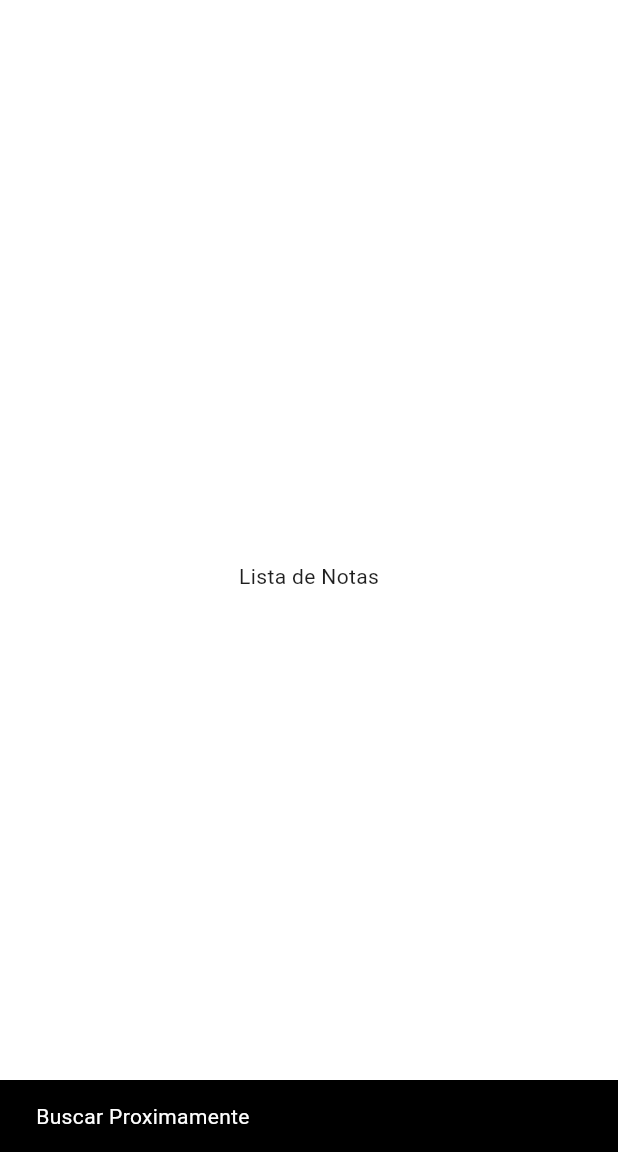
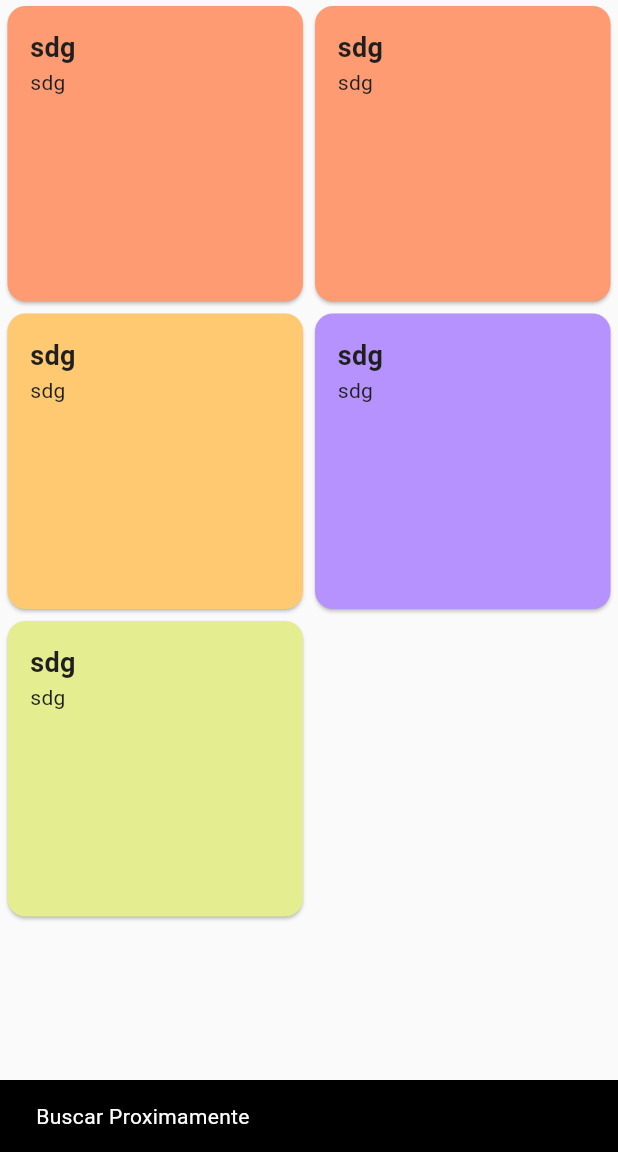
Before and after one commit to OsiNubis99/NoteApp-Frontend, a Flutter app: the screen it shows after launch, after a tap on "Iniciar Sesión", after a tap on "Lista de Notas", after a tap on the "menu" icon, on a phone screen of 412 x 824 dp, the part 84-1236 px from its top. Run offline on Flutter 3.47's test engine with Material 2 defaults, Android fonts, the phone set to English and light mode, and no system bars.

Commit message:
Add Notes to NoteListScreen

```diff
--- a/lib/config/theme/app_theme.dart
+++ b/lib/config/theme/app_theme.dart
@@ -15,6 +15,7 @@ class AppTheme{
   static final ThemeData lightTheme = ThemeData(
         useMaterial3: true,
         primaryColor: const Color(0xFFEDC123),
+        scaffoldBackgroundColor:bgGray,
         colorScheme: ColorScheme.fromSwatch()
           .copyWith(secondary: Color(0XFFFAFAFA)),
         highlightColor:  const Color(0XFFFAFAFA),
--- a/lib/main.dart
+++ b/lib/main.dart
@@ -1,4 +1,6 @@
 import 'package:flutter/material.dart';
+import 'package:note_app_frontend/presentation/providers/note/note_provider.dart';
+import 'package:provider/provider.dart';
 import 'config/routes/app_routes.dart';
 import 'config/theme/app_theme.dart';
 
@@ -12,13 +14,18 @@ class MyApp extends StatelessWidget {
 
   @override
   Widget build(BuildContext context) {
-    return MaterialApp(
+    return MultiProvider(
+      providers:[
+        ChangeNotifierProvider(create: (_) => NoteProvider())
+      ],
+      child: MaterialApp(
         debugShowCheckedModeBanner: false,
         title: 'MyNoteApp',
         initialRoute: AppRoutes.initialRoute,
         routes: AppRoutes.routes,
         onGenerateRoute: AppRoutes.onGenerateRoute,
         theme: AppTheme.lightTheme,
+      ),
     );
   }
 }
--- /dev/null
+++ b/lib/presentation/providers/note/note_provider.dart
@@ -0,0 +1,20 @@
+
+
+import 'package:flutter/material.dart';
+
+import '../../../domain/entities/note.dart';
+
+class NoteProvider extends ChangeNotifier{
+
+  List<Note> notes = [
+    Note(title:'Primera nota 1', body: 'Texto descriptivo de la nota como para rellenar , tu sabes'),
+    Note(title:'Primera nota 2', body: 'Texto descriptivo de la nota como para rellenar , tu sabes'),
+  ];
+
+
+
+Future<void> addNote() async {
+  // TODO
+}
+
+}
--- a/lib/presentation/screens/note/noteList_screen.dart
+++ b/lib/presentation/screens/note/noteList_screen.dart
@@ -1,5 +1,9 @@
 import 'package:flutter/material.dart';
+import 'package:note_app_frontend/presentation/widgets/note/noteList_widget.dart';
 import 'package:note_app_frontend/presentation/widgets/shared/appBarMenu.dart';
+
+import '../../../config/theme/app_theme.dart';
+import '../../widgets/note/userNote_widget.dart';
 
 class NoteListScreen extends StatefulWidget {
   const NoteListScreen({super.key});
@@ -13,9 +17,22 @@ class _NoteListScreenState extends State<NoteListScreen> {
   Widget build(BuildContext context) {
     return Scaffold(
       appBar: AppBarMenu(context),
-      body: const Center(
-        child: Text('Lista de Notas'),
-      ),
+      body: SafeArea(
+        child: Padding(
+          padding: const EdgeInsets.symmetric(horizontal: 1),
+          child:
+          GridView.count(
+          crossAxisCount: 2,
+          children: const <Widget>[
+              userNote(title: 'sdg', body: 'date', color: AppTheme.note_1),
+              userNote(title: 'sdg', body: 'date', color: AppTheme.note_1),
+              userNote(title: 'sdg', body: 'date', color: AppTheme.note_2),
+              userNote(title: 'sdg', body: 'date', color: AppTheme.note_3),
+              userNote(title: 'sdg', body: 'date', color: AppTheme.note_4),
+          ],
+          )
+        )
+        ),
     );
   }
 }
--- /dev/null
+++ b/lib/presentation/widgets/note/userNote_widget.dart
@@ -0,0 +1,83 @@
+
+import 'package:flutter/material.dart';
+import 'package:note_app_frontend/presentation/screens/home/home_screen.dart';
+
+import '../../../config/theme/app_theme.dart';
+
+
+
+class userNote extends StatelessWidget {
+
+  final String title;
+  final String body;
+  final Color color;
+
+  const userNote({
+    super.key, required this.title, required this.body, required this.color,
+  });
+
+  @override
+  Widget build(BuildContext context) {
+    return Card(
+        color: color,
+        child:  SizedBox(
+            width: 200,
+            height: 200,
+
+            child: Padding(
+              padding: const EdgeInsets.all(15),
+              child: Column(
+                children: <Widget>[
+
+                  Column(
+
+                    mainAxisAlignment: MainAxisAlignment.start,
+
+                    children: [
+                      Align(
+                          alignment: Alignment.centerLeft,
+                          child:  Text(title,style: const TextStyle(fontWeight: FontWeight.bold,fontSize: 18)),
+                          ),
+                      Align(
+                          alignment: Alignment.centerLeft,
+                          child:  Text(title),
+                          ),
+                    ],
+                  ),
+
+
+
+                ]
+                ),
+            )
+
+
+        ),
+      );
+  }
+}
+
+class EditIcon extends StatelessWidget {
+  const EditIcon({
+    super.key,
+  });
+
+  @override
+  Widget build(BuildContext context) {
+    return IconButton(
+      icon: const Icon(Icons.edit),
+      onPressed: (){
+        final route = MaterialPageRoute(builder: (context) => const HomeScreen());
+        Navigator.pushReplacement(context, route);
+      },
+      style: IconButton.styleFrom(
+        foregroundColor: AppTheme.note_1,
+        backgroundColor: AppTheme.note_2,
+        disabledBackgroundColor: AppTheme.note_3,
+        hoverColor: AppTheme.note_1,
+        focusColor: AppTheme.note_4,
+        highlightColor: AppTheme.note_5,
+      ),
+    );
+  }
+}
--- a/pubspec.yaml
+++ b/pubspec.yaml
@@ -35,6 +35,7 @@ dependencies:
   # The following adds the Cupertino Icons font to your application.
   # Use with the CupertinoIcons class for iOS style icons.
   cupertino_icons: ^1.0.2
+  provider: ^6.0.5
 
 dev_dependencies:
   flutter_test:
```
Also changed, not shown: lib/presentation/widgets/note/noteList_widget.dart (added, +32 -0 lines), pubspec.lock, 2 other files. Lines whose indentation alone changed are shown as unchanged.
